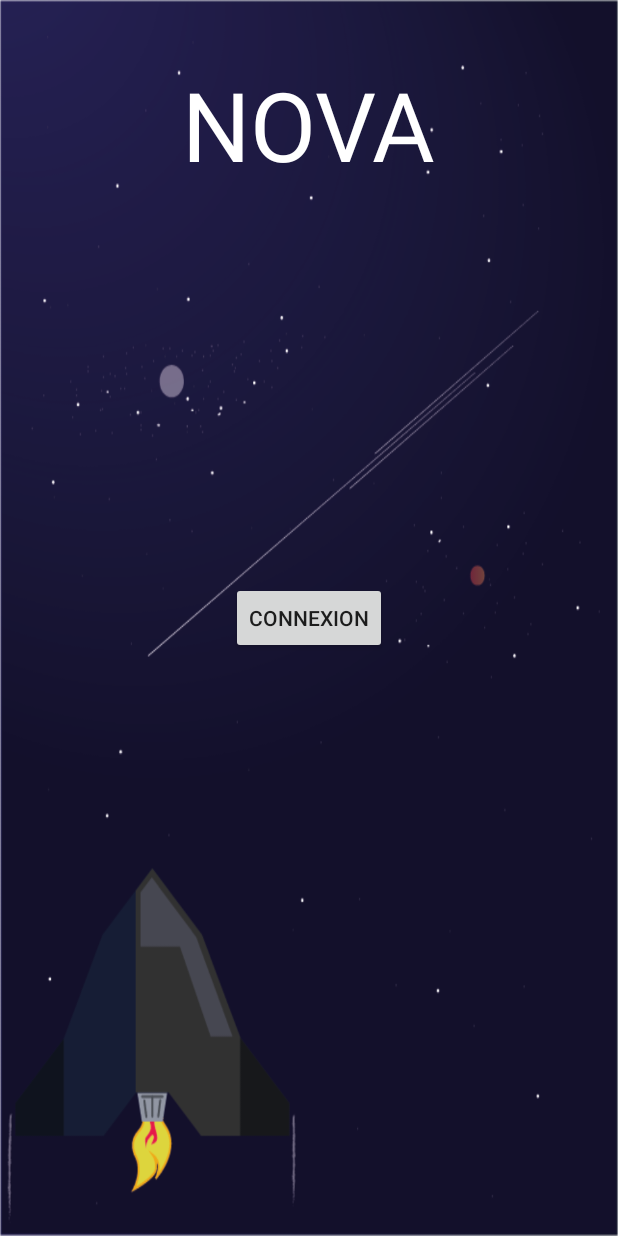
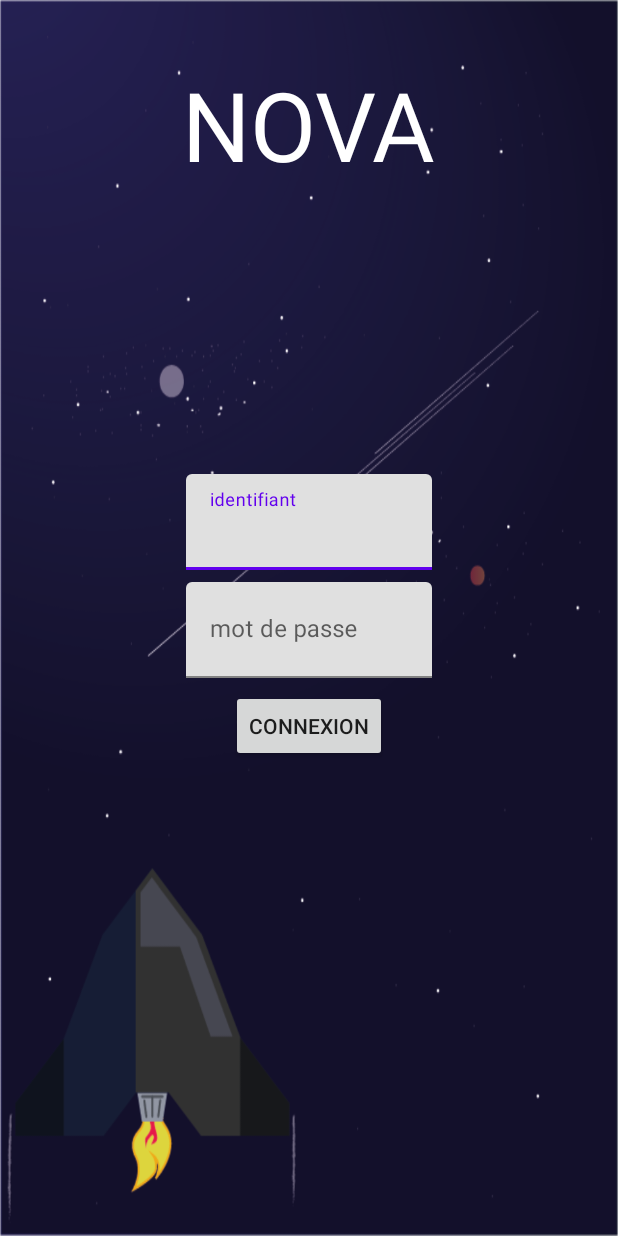
Before and after one commit to nova-project-esgi/nova.mobile, an Android app: the screen it shows after launch (Login), on a phone screen of 412 x 824 dp. Run offline under Robolectric (Android 15) with nearby library versions, the phone set to English and light mode, and no system bars.

Commit message:
login page with material input

```diff
--- a/app/build.gradle
+++ b/app/build.gradle
@@ -50,4 +50,7 @@ dependencies {
     //room dependencies
     implementation 'android.arch.persistence.room:runtime:1.0.0'
     annotationProcessor 'android.arch.persistence.room:compiler:1.0.0'
+
+    //material
+    implementation 'com.google.android.material:material:1.2.1'
 }
--- a/app/src/main/AndroidManifest.xml
+++ b/app/src/main/AndroidManifest.xml
@@ -11,7 +11,7 @@
         android:label="@string/app_name"
         android:roundIcon="@drawable/nova_logo"
         android:supportsRtl="true"
-        android:theme="@style/Theme.AppCompat.Light.NoActionBar">
+        android:theme="@style/AppTheme">
         <activity android:name=".Login">
             <intent-filter>
                 <action android:name="android.intent.action.MAIN" />
--- a/app/src/main/java/com/esgi/nova/Login.kt
+++ b/app/src/main/java/com/esgi/nova/Login.kt
@@ -3,7 +3,9 @@ package com.esgi.nova
 import android.content.Intent
 import androidx.appcompat.app.AppCompatActivity
 import android.os.Bundle
+import android.util.Log
 import android.view.View
+import androidx.core.view.get
 import kotlinx.android.synthetic.main.activity_login.*
 
 class Login : AppCompatActivity(), View.OnClickListener {
@@ -16,6 +18,9 @@ class Login : AppCompatActivity(), View.OnClickListener {
 
     override fun onClick(view: View?) {
         if (view == btn_login) {
+            Log.d("TEST", ti_login.text.toString())
+            Log.d("TEST", ti_password.text.toString())
+
             val intent = Intent(this, Dashboard::class.java)
             startActivity(intent);
         }
--- a/app/src/main/res/layout/activity_login.xml
+++ b/app/src/main/res/layout/activity_login.xml
@@ -14,19 +14,60 @@
         app:layout_constraintEnd_toEndOf="parent"
         app:layout_constraintTop_toTopOf="parent"
         android:text="@string/app_name"
-        android:textSize="64dp"
+        android:textSize="64sp"
         android:textColor="@color/textColor"
         android:layout_marginTop="40dp"/>
+
+    <com.google.android.material.textfield.TextInputLayout
+        android:id="@+id/et_login"
+        android:layout_width="164dp"
+        android:layout_height="64dp"
+        app:layout_constraintTop_toTopOf="parent"
+        app:layout_constraintBottom_toTopOf="@+id/et_password"
+        app:layout_constraintStart_toStartOf="parent"
+        style="@style/Widget.MaterialComponents.TextInputLayout.FilledBox"
+        android:hint="@string/identifiant"
+        app:layout_constraintEnd_toEndOf="parent"
+        app:layout_constraintVertical_chainStyle="packed"
+        android:layout_marginBottom="8dp"
+        app:endIconMode="clear_text">
+        <com.google.android.material.textfield.TextInputEditText
+            android:id="@+id/ti_login"
+            android:layout_width="164dp"
+            android:layout_height="64dp"
+            android:inputType="text"/>
+    </com.google.android.material.textfield.TextInputLayout>
+
+    <com.google.android.material.textfield.TextInputLayout
+        android:id="@+id/et_password"
+        android:layout_width="164dp"
+        android:layout_height="64dp"
+        app:layout_constraintTop_toBottomOf="@+id/et_login"
+        app:layout_constraintBottom_toTopOf="@+id/btn_login"
+        app:layout_constraintStart_toStartOf="parent"
+        style="@style/Widget.MaterialComponents.TextInputLayout.FilledBox"
+        android:hint="@string/password"
+        app:layout_constraintEnd_toEndOf="parent"
+        app:layout_constraintVertical_chainStyle="packed"
+        android:layout_marginBottom="8dp"
+        app:endIconMode="clear_text">
+        <com.google.android.material.textfield.TextInputEditText
+            android:id="@+id/ti_password"
+            android:layout_width="164dp"
+            android:layout_height="64dp"
+            android:inputType="textPassword"/>
+    </com.google.android.material.textfield.TextInputLayout>
 
     <Button
         android:layout_width="wrap_content"
         android:layout_height="wrap_content"
         android:id="@+id/btn_login"
-        app:layout_constraintTop_toTopOf="parent"
+        app:layout_constraintTop_toBottomOf="@id/et_password"
         app:layout_constraintBottom_toBottomOf="parent"
         app:layout_constraintStart_toStartOf="parent"
+        app:layout_constraintEnd_toEndOf="parent"
         android:text="@string/connexion"
-        app:layout_constraintEnd_toEndOf="parent">
+        >
 
     </Button>
 
--- a/app/src/main/res/values/colors.xml
+++ b/app/src/main/res/values/colors.xml
@@ -14,5 +14,6 @@
 
     <color name="spinnerItemBackground">#5E5C5C</color>
     <color name="leaderBoardItemColor">#4E557E</color>
+    <color name="hintTextColor">#BFC4BFBE</color>
 
 </resources>
--- a/app/src/main/res/values/strings.xml
+++ b/app/src/main/res/values/strings.xml
@@ -10,4 +10,6 @@
     <string name="tgl_btn_off">NON</string>
     <string name="scoreBoard_name">Scores</string>
     <string name="connexion">Connexion</string>
+    <string name="identifiant">identifiant</string>
+    <string name="password">mot de passe</string>
 </resources>
--- a/app/src/main/res/values/styles.xml
+++ b/app/src/main/res/values/styles.xml
@@ -1,6 +1,6 @@
 <resources>
     <!-- Base application theme. -->
-    <style name="AppTheme" parent="Theme.AppCompat.Light.DarkActionBar">
+    <style name="AppTheme" parent="Theme.MaterialComponents.Light.NoActionBar.Bridge">
         <!-- Customize your theme here. -->
         <item name="colorPrimary">@color/colorPrimary</item>
         <item name="colorPrimaryDark">@color/colorPrimaryDark</item>
```
